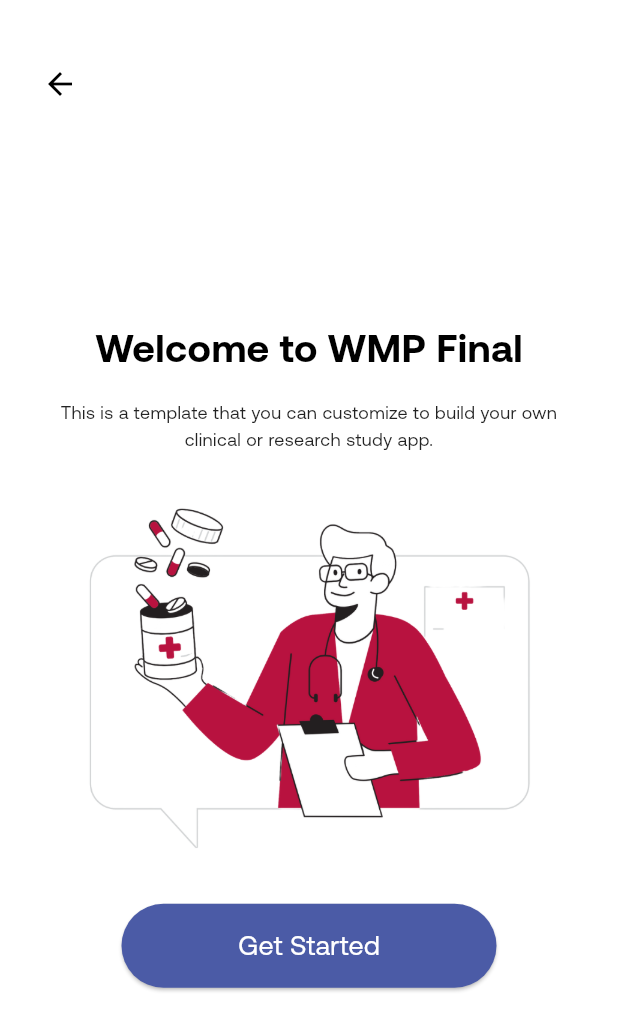
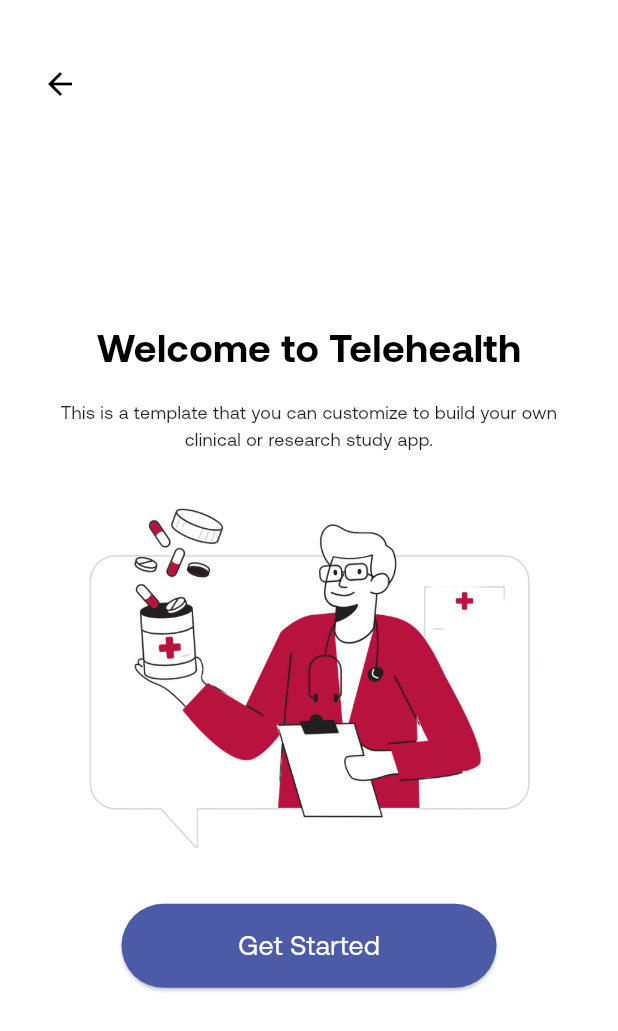
Before and after one commit to Arrizky0911/Telehealth, a Flutter app: the screen it shows after launch, after a tap on "I am a New User", on a phone screen of 412 x 824 dp. Shown: the top 1031 px of the screen. Run offline on Flutter 3.47's test engine with Material 3 defaults, Android fonts, the phone set to English and light mode, and no system bars; our stand-ins replace cloud_firestore, firebase_auth, firebase_core, firebase_storage, google_sign_in, signature; accounts and stored records are empty.

Commit message:
a bit changes

```diff
--- a/lib/src/features/auth/login/signin_screen.dart
+++ b/lib/src/features/auth/login/signin_screen.dart
@@ -85,7 +85,7 @@ class _LoginScreenState extends State<SignInScreen> {
 
       // Title and Subtitle
       const Text(
-        'Sign In to WMP Final',
+        "Let's Sign in to Telehealth",
         style: TextStyle(
           fontSize: 28,
           fontWeight: FontWeight.bold,
--- a/lib/src/features/auth/register/register_screen.dart
+++ b/lib/src/features/auth/register/register_screen.dart
@@ -98,7 +98,7 @@ class _RegistrationScreenState extends State<RegisterScreen> {
           child: Column(
             children: [
               Text(
-                'WMP Final',
+                'Telehealth',
                 style: TextStyle(
                   fontSize: 32,
                   fontWeight: FontWeight.bold,
--- a/lib/src/features/auth/widgets/auth_method.dart
+++ b/lib/src/features/auth/widgets/auth_method.dart
@@ -30,7 +30,7 @@ class AuthMethodLayout extends StatelessWidget {
           height: MediaQuery.of(context).size.height * 0.3,
         ),
         Text(
-          auth == "Sign In" ? "Sign In to WMP Final" : "Create a new account",
+          auth == "Sign In" ? "Sign In to Telehealth" : "Create a new account",
           style: TextStyle(
             fontSize: 26,
             fontWeight: FontWeight.w600,
--- a/lib/src/features/welcome/welcome_screen.dart
+++ b/lib/src/features/welcome/welcome_screen.dart
@@ -13,7 +13,7 @@ class WelcomeScreen extends StatelessWidget {
       widgets: [
       // Welcome Text
       const Text(
-        'Welcome to WMP Final',
+        'Welcome to Telehealth',
         style: TextStyle(
           fontSize: 26,
           fontWeight: FontWeight.bold,
```
